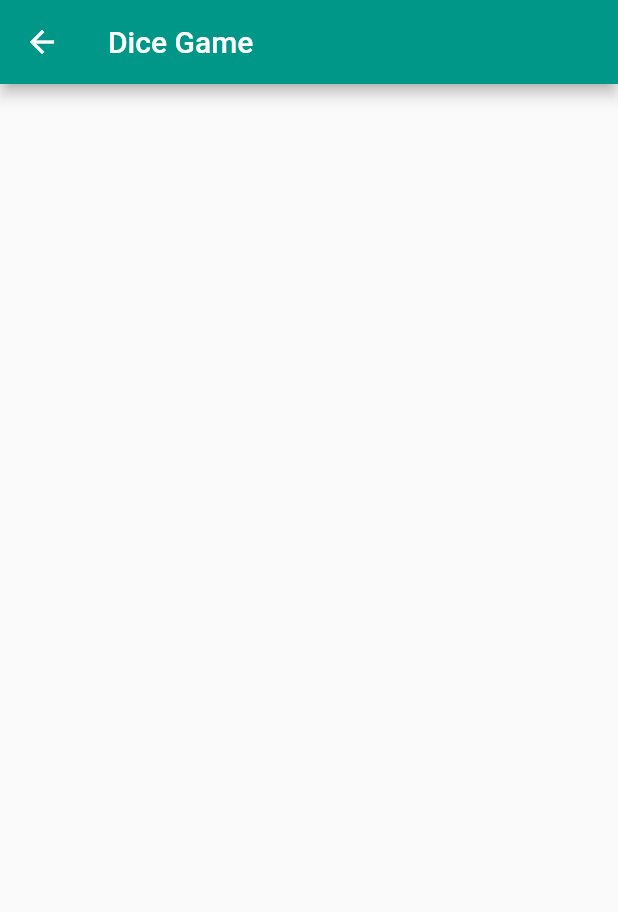
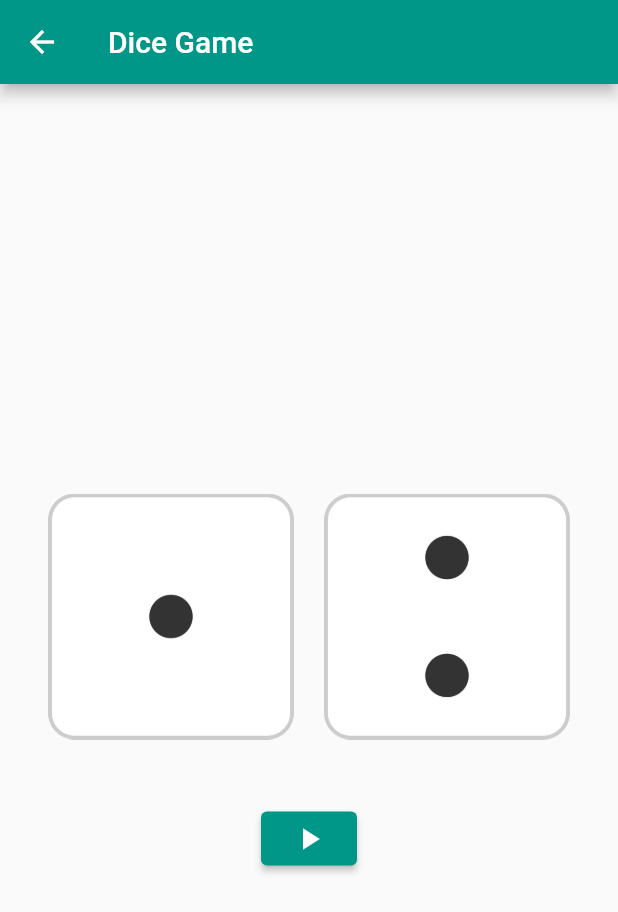
Before and after one commit to bluemiv/flutter_study, a Flutter app: the Dice screen opened directly, on a phone screen of 412 x 824 dp. Shown: the top 912 px of the screen. Run offline on Flutter 3.47's test engine with Material 2 defaults, Android fonts, the phone set to English and light mode, and no system bars; our stand-ins replace fluttertoast.

Commit message:
Dice Game

```diff
--- a/login/lib/dice.dart
+++ b/login/lib/dice.dart
@@ -1,7 +1,17 @@
+import 'dart:math';
 import 'package:flutter/material.dart';
+import 'package:fluttertoast/fluttertoast.dart';
 
-class Dice extends StatelessWidget {
+class Dice extends StatefulWidget {
   const Dice({Key? key}) : super(key: key);
+
+  @override
+  State<Dice> createState() => _DiceState();
+}
+
+class _DiceState extends State<Dice> {
+  int leftDice = 1;
+  int rightDice = 2;
 
   @override
   Widget build(BuildContext context) {
@@ -9,6 +19,63 @@ class Dice extends StatelessWidget {
       appBar: AppBar(
         title: const Text("Dice Game"),
       ),
+      body: Center(
+        child: Column(
+          mainAxisAlignment: MainAxisAlignment.center,
+          children: <Widget>[
+            Padding(
+              padding: const EdgeInsets.all(32.0),
+              child: Row(
+                mainAxisAlignment: MainAxisAlignment.center,
+                children: <Widget>[
+                  Expanded(
+                    child: Image(
+                      image: AssetImage("images/dice$leftDice.png"),
+                      width: 150.0,
+                    ),
+                  ),
+                  const SizedBox(
+                    width: 20.0,
+                  ),
+                  Expanded(
+                    child: Image(
+                      image: AssetImage("images/dice$rightDice.png"),
+                      width: 150.0,
+                    ),
+                  ),
+                ],
+              ),
+            ),
+            const SizedBox(
+              height: 10.0,
+            ),
+            ElevatedButton(
+                onPressed: () {
+                  setState(() {
+                    leftDice = Random().nextInt(6) + 1;
+                    rightDice = Random().nextInt(6) + 1;
+
+                    if (leftDice > rightDice) {
+                      int tmp = leftDice;
+                      leftDice = rightDice;
+                      rightDice = tmp;
+                    }
+                    showToast("Left Dice: $leftDice, Right Dice: $rightDice");
+                  });
+                },
+                child: const Icon(Icons.play_arrow))
+          ],
+        ),
+      ),
     );
   }
 }
+
+void showToast(String message) {
+  Fluttertoast.showToast(
+      msg: message,
+      toastLength: Toast.LENGTH_SHORT,
+      gravity: ToastGravity.BOTTOM,
+      timeInSecForIosWeb: 1,
+      fontSize: 14.0);
+}
--- a/login/pubspec.yaml
+++ b/login/pubspec.yaml
@@ -44,6 +44,7 @@ dev_dependencies:
   # package. See that file for information about deactivating specific lint
   # rules and activating additional ones.
   flutter_lints: ^1.0.0
+  fluttertoast: ^8.0.8
 
 # For information on the generic Dart part of this file, see the
 # following page: https://dart.dev/tools/pub/pubspec
```
Also changed, not shown: login/lib/main.dart (+7 -1 lines), login/pubspec.lock.
